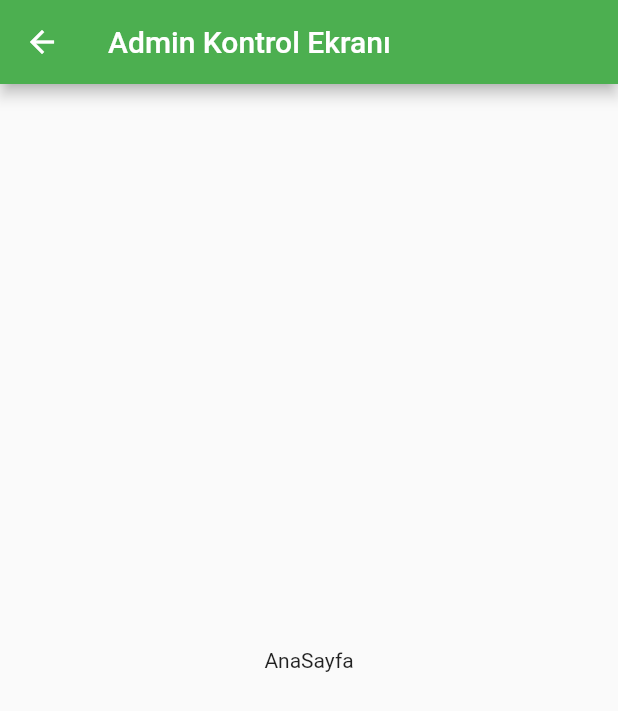
After one commit to AlperenImam0glu/Kocaeli-Universitesi-Ulasim-Uygulamasi, a Flutter app: the AdminPage screen opened by its route, on a phone screen of 412 x 824 dp. The commit adds this screen. Shown: the top 711 px of the screen. Run offline on Flutter 3.47's test engine with Material 2 defaults, Android fonts, the phone set to English and light mode, and no system bars.

Commit message:
admin ekrani olusturuldu

```diff
--- /dev/null
+++ b/lib/admin_page.dart
@@ -0,0 +1,21 @@
+import 'package:flutter/material.dart';
+
+class AdminPage extends StatefulWidget {
+  @override
+  State<AdminPage> createState() => _AdminPageState();
+}
+
+class _AdminPageState extends State<AdminPage> {
+  @override
+  Widget build(BuildContext context) {
+    return Scaffold(
+      appBar: AppBar(
+        backgroundColor: Colors.green,
+        title: Text("Admin Kontrol Ekranı"),
+      ),
+      body: Center(
+        child: Text("AnaSayfa"),
+      ),
+    );
+  }
+}
--- a/lib/main.dart
+++ b/lib/main.dart
@@ -1,4 +1,5 @@
 import 'package:flutter/material.dart';
+import 'package:yazlab2_proje2_mobil/admin_page.dart';
 import 'package:yazlab2_proje2_mobil/user_Home_Page.dart';
 import 'package:yazlab2_proje2_mobil/login_page.dart';
 
@@ -14,6 +15,7 @@ class MyApp extends StatelessWidget {
       routes: {
         "/": (context) => LoginPage(),
         "/user_Home_Page": (context) => UserHomePage(),
+        "/admin_page": (context) => AdminPage(),
       },
     );
   }
```
Also changed, not shown: lib/login_page.dart (+18 -2 lines).
